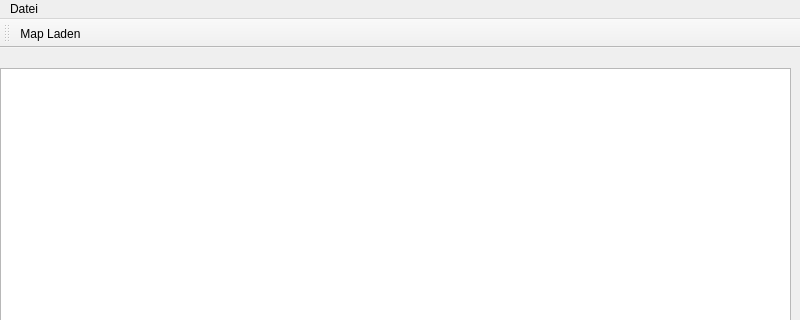
Waldemarv/swt1718, file bin/source/simulatorwindow.ui: the form before one commit; both pictures show x 0 to 800 and y 0 to 320 of the 800 by 600 pixel window.
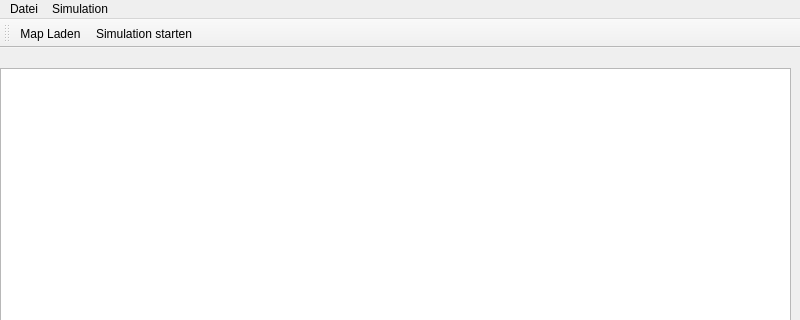
The form after the commit.

Commit message: Simulation weiter ausgebaut

Patch:
```diff
--- a/bin/source/simulatorwindow.ui
+++ b/bin/source/simulatorwindow.ui
@@ -39,7 +39,13 @@
      <string>Datei</string>
     </property>
    </widget>
+   <widget class="QMenu" name="menuSimulation">
+    <property name="title">
+     <string>Simulation</string>
+    </property>
+   </widget>
    <addaction name="menuDatei"/>
+   <addaction name="menuSimulation"/>
   </widget>
   <widget class="QStatusBar" name="statusbar"/>
   <widget class="QToolBar" name="toolBar">
@@ -53,12 +59,18 @@
     <bool>false</bool>
    </attribute>
    <addaction name="actionMap_ffnen"/>
+   <addaction name="actionSimulation_starten"/>
   </widget>
   <action name="actionMap_ffnen">
    <property name="text">
     <string>Map Laden</string>
    </property>
   </action>
+  <action name="actionSimulation_starten">
+   <property name="text">
+    <string>Simulation starten</string>
+   </property>
+  </action>
  </widget>
  <resources/>
  <connections/>
```
The commit also changes 4 other files.
